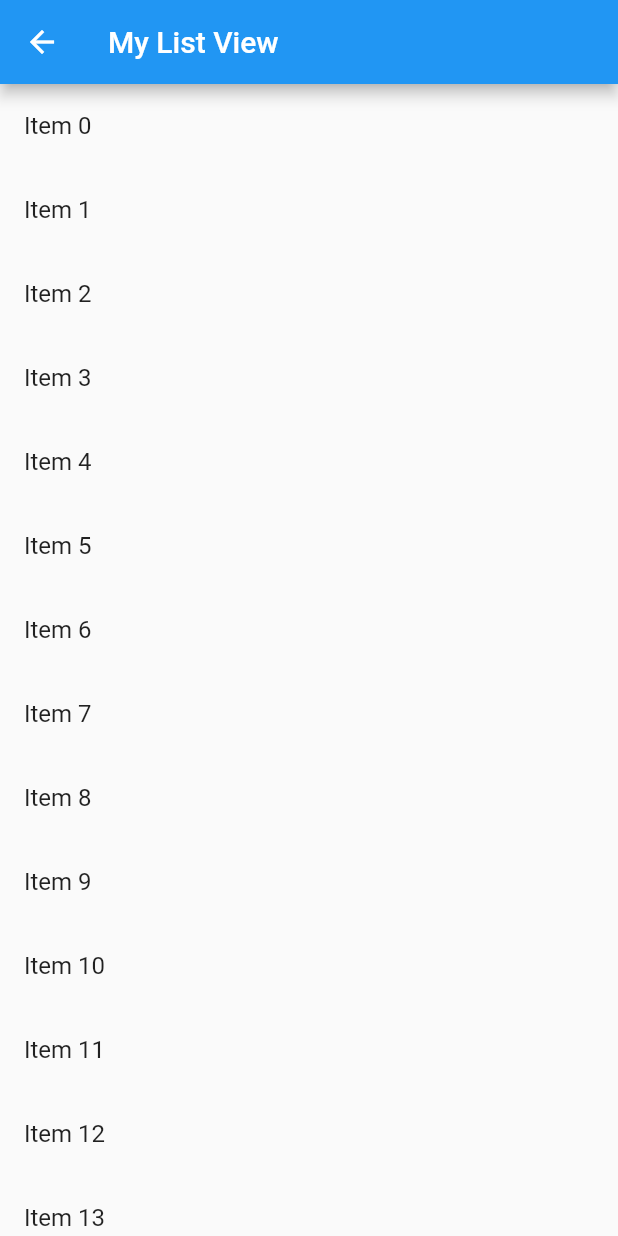
After one commit to palowan-ach/flutter_native_perf, a Flutter app: the screen it shows after launch, after a tap on "To List View", on a phone screen of 412 x 824 dp. The commit adds this screen. Run offline on Flutter 3.47's test engine with Material 2 defaults, Android fonts, the phone set to English and light mode, and no system bars; our stand-ins replace webview_flutter; network calls fail.

Commit message:
added a list view and a simple details page

```diff
--- a/lib/main.dart
+++ b/lib/main.dart
@@ -1,5 +1,6 @@
 import 'package:flutter/material.dart';
 import 'package:flutter/services.dart';
+import './screens/listView.dart';
 import 'package:webview_flutter/webview_flutter.dart';
 import 'dart:io';
 
@@ -49,6 +50,16 @@ class _HomePageState extends State<HomePage> {
             ElevatedButton(
               onPressed: () => _showWebForm(context),
               child: Text('Web Form'),
+            ),
+            SizedBox(height: 16),
+            ElevatedButton(
+              onPressed: () => Navigator.push(
+                context,
+                MaterialPageRoute(
+                  builder: (context) => MyListView(),
+                ),
+              ),
+              child: Text('To List View'),
             ),
           ],
         ),
--- /dev/null
+++ b/lib/screens/listView.dart
@@ -0,0 +1,30 @@
+import 'package:flutter/material.dart';
+import 'package:native_perf/screens/detailsScreen.dart';
+
+class MyListView extends StatelessWidget {
+  final items = List<String>.generate(10000, (i) => "Item $i");
+
+  @override
+  Widget build(BuildContext context) {
+    return Scaffold(
+      appBar: AppBar(
+        title: Text('My List View'),
+      ),
+      body: ListView.builder(
+        itemCount: items.length,
+        itemBuilder: (context, index) {
+          return ListTile(
+            onTap: () => Navigator.push(
+              context,
+              MaterialPageRoute(
+                builder: (context) => DetailsScreen(index: index),
+              ),
+            ),
+            key: Key('${items[index]}'),
+            title: Text('${items[index]}'),
+          );
+        },
+      ),
+    );
+  }
+}
```
Also changed, not shown: lib/screens/detailsScreen.dart (added, +27 -0 lines), 1 other file.
